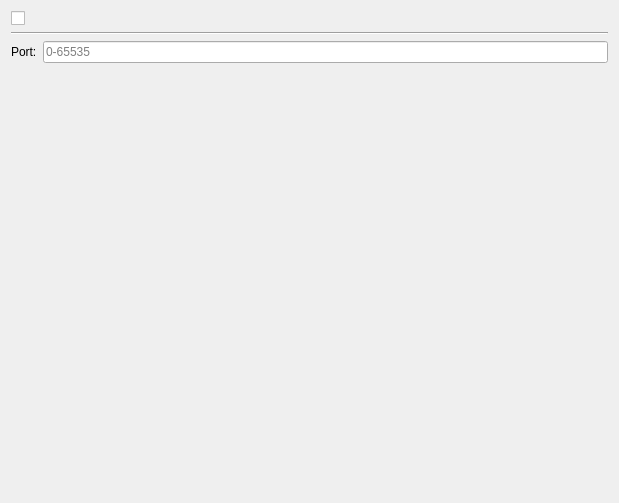
The window that plugins/ui/aegis/server/settings/server_settings_widget.ui (AdamMinge/pillar_app) describes before a commit, drawn with Qt 5.
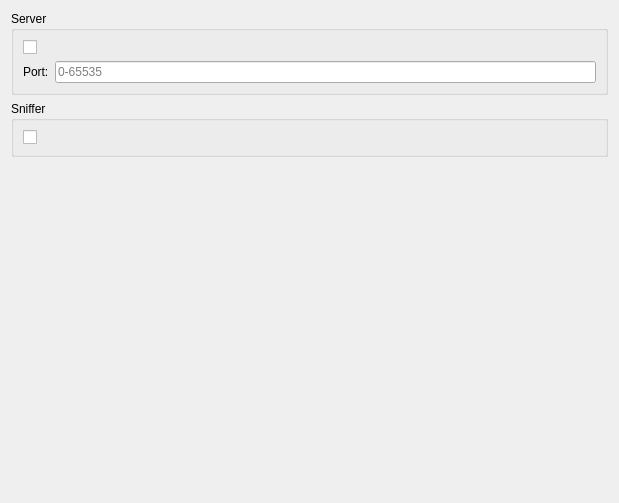
The same window after the commit. Icons and pictures are not drawn.

What changed in the file:
```diff
--- a/plugins/ui/aegis/server/settings/server_settings_widget.ui
+++ b/plugins/ui/aegis/server/settings/server_settings_widget.ui
@@ -15,54 +15,92 @@
   </property>
   <layout class="QVBoxLayout" name="verticalLayout">
    <item>
-    <widget class="QCheckBox" name="m_server_checkbox">
-     <property name="styleSheet">
-      <string notr="true">QCheckBox::indicator:unchecked {
+    <widget class="QGroupBox" name="groupBox">
+     <property name="sizePolicy">
+      <sizepolicy hsizetype="Preferred" vsizetype="Preferred">
+       <horstretch>0</horstretch>
+       <verstretch>0</verstretch>
+      </sizepolicy>
+     </property>
+     <property name="title">
+      <string>Server</string>
+     </property>
+     <layout class="QGridLayout" name="gridLayout_2">
+      <item row="2" column="0">
+       <widget class="QLabel" name="label">
+        <property name="text">
+         <string>Port:</string>
+        </property>
+       </widget>
+      </item>
+      <item row="2" column="1">
+       <widget class="QLineEdit" name="m_port_edit">
+        <property name="placeholderText">
+         <string>0-65535</string>
+        </property>
+       </widget>
+      </item>
+      <item row="0" column="0" colspan="2">
+       <widget class="QCheckBox" name="m_server_checkbox">
+        <property name="styleSheet">
+         <string notr="true">QCheckBox::indicator:unchecked {
     image: url(:/plugins/aegis/server/images/32x32/start.png);
 }
 
 QCheckBox::indicator:checked {
     image: url(:/plugins/aegis/server/images/32x32/stop.png);
 }</string>
-     </property>
-     <property name="text">
-      <string/>
-     </property>
-     <property name="iconSize">
-      <size>
-       <width>16</width>
-       <height>16</height>
-      </size>
-     </property>
+        </property>
+        <property name="text">
+         <string/>
+        </property>
+        <property name="iconSize">
+         <size>
+          <width>16</width>
+          <height>16</height>
+         </size>
+        </property>
+       </widget>
+      </item>
+     </layout>
     </widget>
    </item>
    <item>
-    <widget class="Line" name="line">
-     <property name="orientation">
-      <enum>Qt::Horizontal</enum>
+    <widget class="QGroupBox" name="groupBox_2">
+     <property name="sizePolicy">
+      <sizepolicy hsizetype="Preferred" vsizetype="Preferred">
+       <horstretch>0</horstretch>
+       <verstretch>0</verstretch>
+      </sizepolicy>
      </property>
-    </widget>
-   </item>
-   <item>
-    <layout class="QGridLayout" name="gridLayout">
-     <property name="bottomMargin">
-      <number>0</number>
+     <property name="title">
+      <string>Sniffer</string>
      </property>
-     <item row="1" column="0">
-      <widget class="QLabel" name="label">
-       <property name="text">
-        <string>Port:</string>
-       </property>
-      </widget>
-     </item>
-     <item row="1" column="1">
-      <widget class="QLineEdit" name="m_port_edit">
-       <property name="placeholderText">
-        <string>0-65535</string>
-       </property>
-      </widget>
-     </item>
-    </layout>
+     <layout class="QGridLayout" name="gridLayout">
+      <item row="0" column="0">
+       <widget class="QCheckBox" name="m_sniffer_checkbox">
+        <property name="styleSheet">
+         <string notr="true">QCheckBox::indicator:unchecked {
+    image: url(:/plugins/aegis/server/images/32x32/start.png);
+}
+
+QCheckBox::indicator:checked {
+    image: url(:/plugins/aegis/server/images/32x32/stop.png);
+}</string>
+        </property>
+        <property name="text">
+         <string/>
+        </property>
+        <property name="iconSize">
+         <size>
+          <width>16</width>
+          <height>16</height>
+         </size>
+        </property>
+       </widget>
+      </item>
+     </layout>
+    </widget>
    </item>
    <item>
     <spacer name="verticalSpacer">
```
